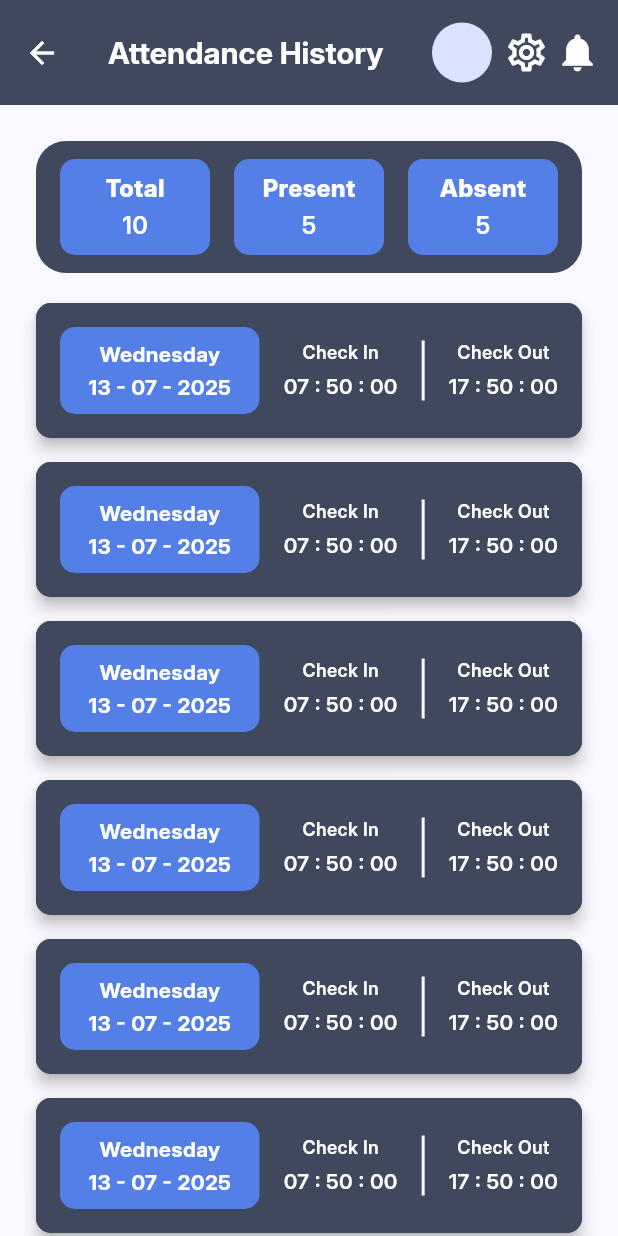
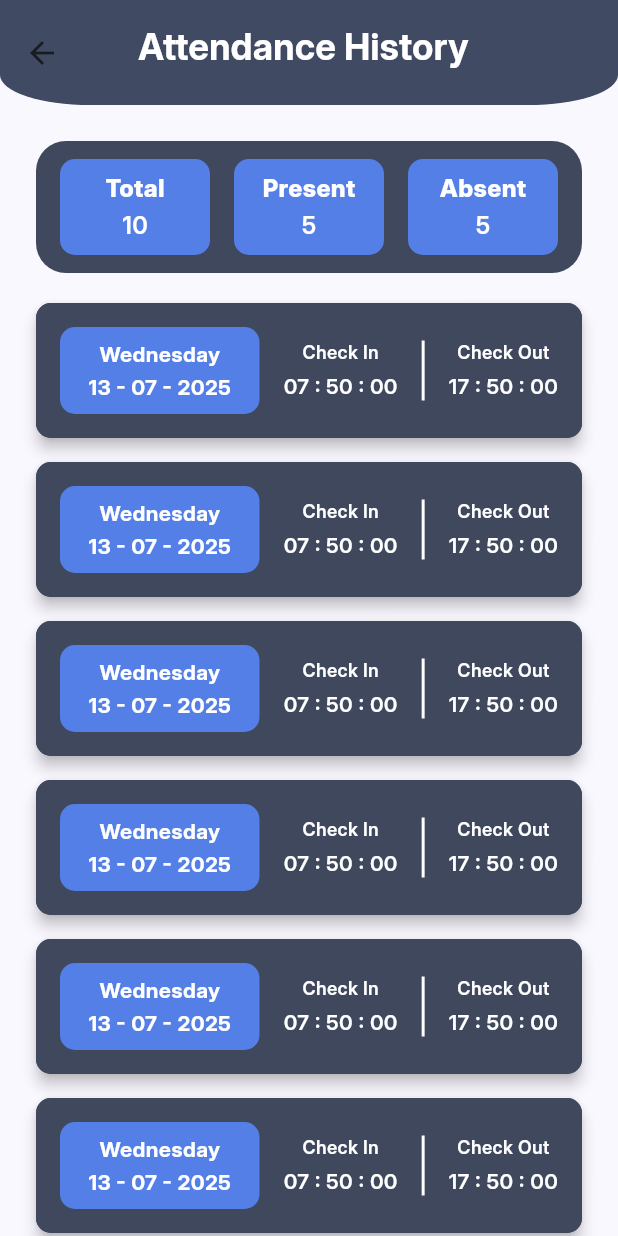
Before and after one commit to StevenOscar/absensi_ppkd, a Flutter app: the HistoryScreen screen opened directly, on a phone screen of 412 x 824 dp. Run offline on Flutter 3.47's test engine with Material 3 defaults, Android fonts, the light colour scheme and no system bars; our stand-ins replace animated_bottom_navigation_bar, dropdown_search, flutter_riverpod, fluttertoast, geocoding, geolocator and 3 more; missing offline and left inert: onesignal_flutter; accounts and stored records are empty.

```diff
--- a/lib/api/absen_api.dart
+++ b/lib/api/absen_api.dart
@@ -1,3 +1,5 @@
+import 'package:absensi_ppkd/models/check_out_model.dart';
+
 class AbsenApi {
-
+  Future<Check>
 }
--- a/lib/main.dart
+++ b/lib/main.dart
@@ -3,9 +3,11 @@ import 'package:absensi_ppkd/constants/app_routes.dart';
 import 'package:absensi_ppkd/screens/splash_screen.dart';
 import 'package:flutter/material.dart';
 import 'package:flutter_riverpod/flutter_riverpod.dart';
-
+import 'package:onesignal_flutter/onesignal_flutter.dart';
 
 void main() {
+  // WidgetsFlutterBinding.ensureInitialized();
+  // OneSignal.initialize("9955bcc4-5061-4e60-b304-dbaca583d39f");
   runApp(ProviderScope(child: const MyApp()));
 }
 
--- a/lib/providers/location_provider.dart
+++ b/lib/providers/location_provider.dart
@@ -97,4 +97,9 @@ class LocationProvider extends Notifier<LocationState> {
       );
     });
   }
+
+  void stopTrackingLocation() {
+    _positionStream?.cancel();
+    _positionStream = null;
+  }
 }
--- a/lib/screens/history/history_screen.dart
+++ b/lib/screens/history/history_screen.dart
@@ -1,34 +1,33 @@
 import 'package:absensi_ppkd/constants/app_colors.dart';
 import 'package:absensi_ppkd/styles/app_text_styles.dart';
 import 'package:flutter/material.dart';
+import 'package:flutter_riverpod/flutter_riverpod.dart';
 
-class HistoryScreen extends StatefulWidget {
+class HistoryScreen extends ConsumerStatefulWidget {
   const HistoryScreen({super.key});
 
   @override
-  State<HistoryScreen> createState() => _HistoryScreenState();
+  ConsumerState<HistoryScreen> createState() => _HistoryScreenState();
 }
 
-class _HistoryScreenState extends State<HistoryScreen> {
+class _HistoryScreenState extends ConsumerState<HistoryScreen> {
   @override
   Widget build(BuildContext context) {
     return Scaffold(
       appBar: AppBar(
+        elevation: 4,
+        backgroundColor: AppColors.mainGrey,
+        title: Padding(
+          padding: const EdgeInsets.only(left: 20, bottom: 8),
+          child: Text(
+            "Attendance History",
+            style: AppTextStyles.heading3(fontWeight: FontWeight.w700, color: AppColors.mainWhite),
+          ),
+        ),
+        shape: RoundedRectangleBorder(
+          borderRadius: BorderRadius.vertical(bottom: Radius.elliptical(60, 20)),
+        ),
         toolbarHeight: 70,
-        backgroundColor: AppColors.mainGrey,
-        leading: Icon(Icons.arrow_back, color: AppColors.mainWhite),
-        actionsPadding: EdgeInsets.only(right: 12),
-        actions: [
-          CircleAvatar(),
-          SizedBox(width: 8),
-          Icon(Icons.settings_outlined, color: AppColors.mainWhite, size: 30),
-          SizedBox(width: 4),
-          Icon(Icons.notifications, color: AppColors.mainWhite, size: 30),
-        ],
-        title: Text(
-          "Attendance History",
-          style: AppTextStyles.heading4(fontWeight: FontWeight.w700, color: AppColors.mainWhite),
-        ),
       ),
       body: SingleChildScrollView(
         child: Column(
--- a/lib/screens/main_screen.dart
+++ b/lib/screens/main_screen.dart
@@ -2,7 +2,6 @@ import 'dart:async';
 
 import 'package:absensi_ppkd/constants/app_colors.dart';
 import 'package:absensi_ppkd/helper/permission_helper.dart';
-import 'package:absensi_ppkd/providers/location_provider.dart';
 import 'package:absensi_ppkd/providers/navigation_provider.dart';
 import 'package:absensi_ppkd/screens/check_in/check_in_screen.dart';
 import 'package:absensi_ppkd/screens/dashboard_screen.dart';
@@ -39,7 +38,6 @@ class _MainScreenState extends ConsumerState<MainScreen> {
 
   @override
   void initState() {
-    ref.read(locationProvider.notifier).startTrackingLocation();
     fToast.init(context);
     super.initState();
   }
--- a/lib/screens/profile/edit_profile_screen.dart
+++ b/lib/screens/profile/edit_profile_screen.dart
@@ -30,8 +30,8 @@ class _EditProfileScreenState extends ConsumerState<EditProfileScreen> {
   String? usernameError;
   String? emailError;
   final FToast fToast = FToast();
+  String genderValue = "L";
   final ImagePicker picker = ImagePicker();
-  String genderValue = "L";
   File? selectedImage;
   String? currentImage;
   String? selectedBatch;
@@ -61,6 +61,7 @@ class _EditProfileScreenState extends ConsumerState<EditProfileScreen> {
     if (updateProfile) {
       AppToast.showSuccessToast(fToast, "Update Profile Success");
       await ref.read(userProvider.notifier).getUserProfile(fToast: fToast);
+      Navigator.pop(context);
       setState(() {
         _isLoading = false;
       });
--- a/lib/widgets/check_in_card_widget.dart
+++ b/lib/widgets/check_in_card_widget.dart
@@ -76,7 +76,7 @@ class CheckInCardWidget extends StatelessWidget {
                 SizedBox(width: 16),
                 Container(
                   width: 2,
-                  height: 40, // or whatever height you want
+                  height: 40,
                   color: AppColors.mainWhite,
                 ),
                 SizedBox(width: 16),
--- a/pubspec.yaml
+++ b/pubspec.yaml
@@ -47,6 +47,7 @@ dependencies:
   flutter_riverpod: ^2.6.1
   fluttertoast: ^8.2.12
   dropdown_search: ^6.0.2
+  onesignal_flutter: ^5.3.4
 
 dev_dependencies:
   flutter_test:
```
Also changed, not shown: lib/providers/attendance_provider.dart (deleted, +0 -35 lines), lib/screens/check_in/check_in_screen.dart (+13 -2 lines), lib/screens/dashboard_screen.dart (+103 -81 lines), lib/providers/today_attendance_provider.dart (added), pubspec.lock, 5 other files.
